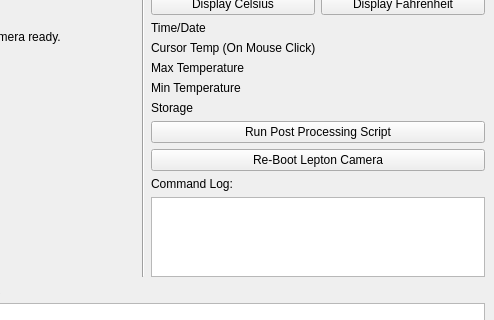
First picture: the form in ui_software/Development/ir_v12.ui, repository groupgets/purethermal1-uvc-capture, before the edit; both pictures show x 513 to 1007 and y 212 to 532 of the 1007 by 701 pixel window.
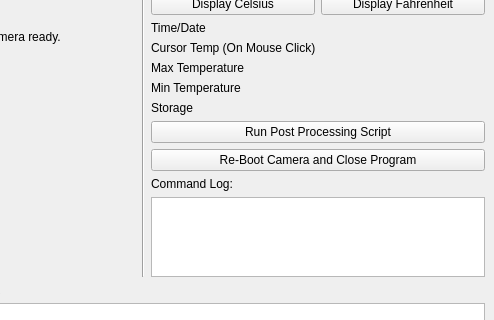
Second picture: the form after the edit.

Commit message: reboot and restart script

```diff
--- a/ui_software/Development/ir_v12.ui
+++ b/ui_software/Development/ir_v12.ui
@@ -276,7 +276,7 @@
       <item>
        <widget class="QPushButton" name="rebootBut">
         <property name="text">
-         <string>Re-Boot Lepton Camera</string>
+         <string>Re-Boot Camera and Close Program</string>
         </property>
        </widget>
       </item>
```
The commit also changes 1 other file.
